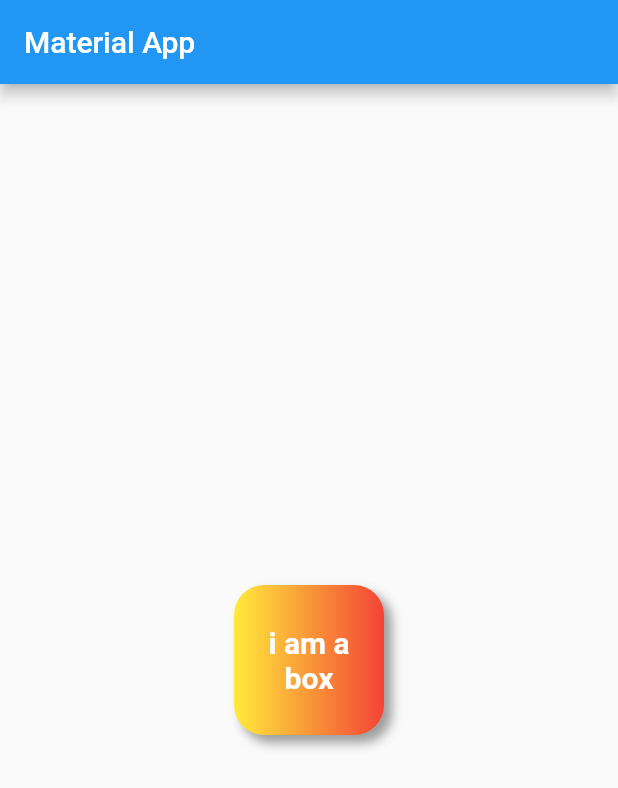
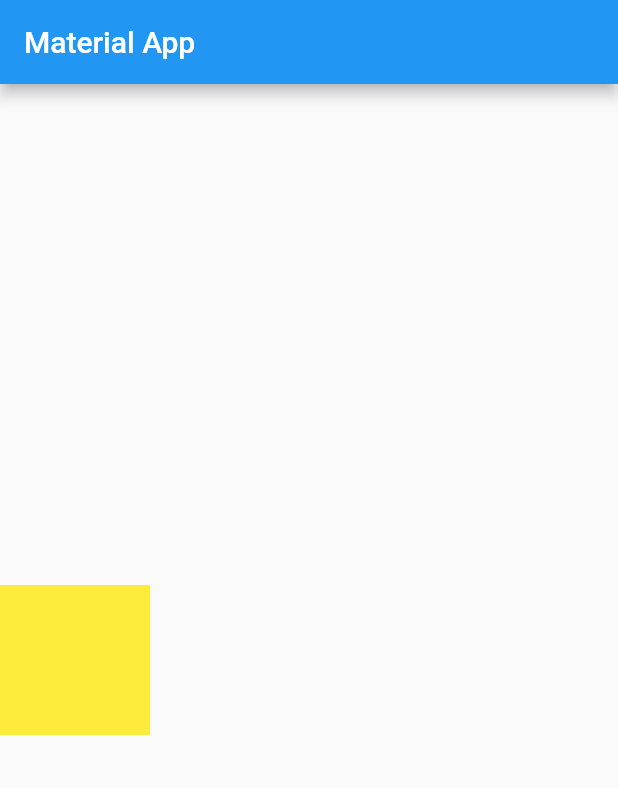
Before and after one commit to ka5hifshaikh/flutter_test, a Flutter app: the screen it shows after launch, on a phone screen of 412 x 824 dp. Shown: the top 788 px of the screen. Run offline on Flutter 3.47's test engine with Material 2 defaults, Android fonts, the phone set to English and light mode, and no system bars.

Commit message:
chapter 2 initial commit

```diff
--- a/lib/main.dart
+++ b/lib/main.dart
@@ -16,37 +16,15 @@ class MyApp extends StatelessWidget {
         title: Text("Material App"),
       ),
       body: Center(
-        child: Container(
-          padding: const EdgeInsets.all(8),
-          alignment: Alignment.center,
-          decoration: BoxDecoration(
-            borderRadius: BorderRadius.circular(20),
-            color: Colors.teal,
-            gradient: LinearGradient(
-              colors: [
-                Colors.yellow,
-                Colors.red,
-              ],
+        child: Row(
+          children: <Widget>[
+            Container(
+              padding: const EdgeInsets.all(8),
+              width: 100,
+              height: 100,
+              color: Colors.yellow,
             ),
-            boxShadow: [
-              BoxShadow(
-                color: Colors.grey,
-                blurRadius: 5,
-                offset: Offset(5, 5),
-              )
-            ],
-          ),
-          width: 100,
-          height: 100,
-          child: Text(
-            "i am a box",
-            textAlign: TextAlign.center,
-            style: TextStyle(
-              color: Colors.white,
-              fontWeight: FontWeight.bold,
-              fontSize: 20,
-            ),
-          ),
+          ],
         ),
       ),
     );
```
